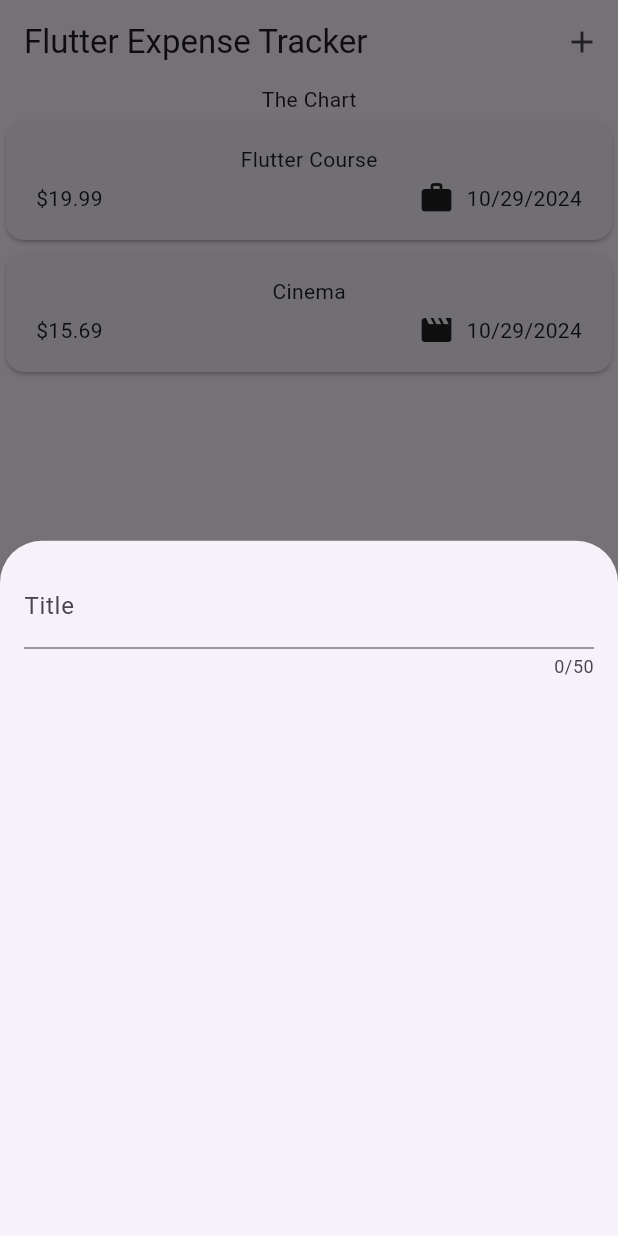
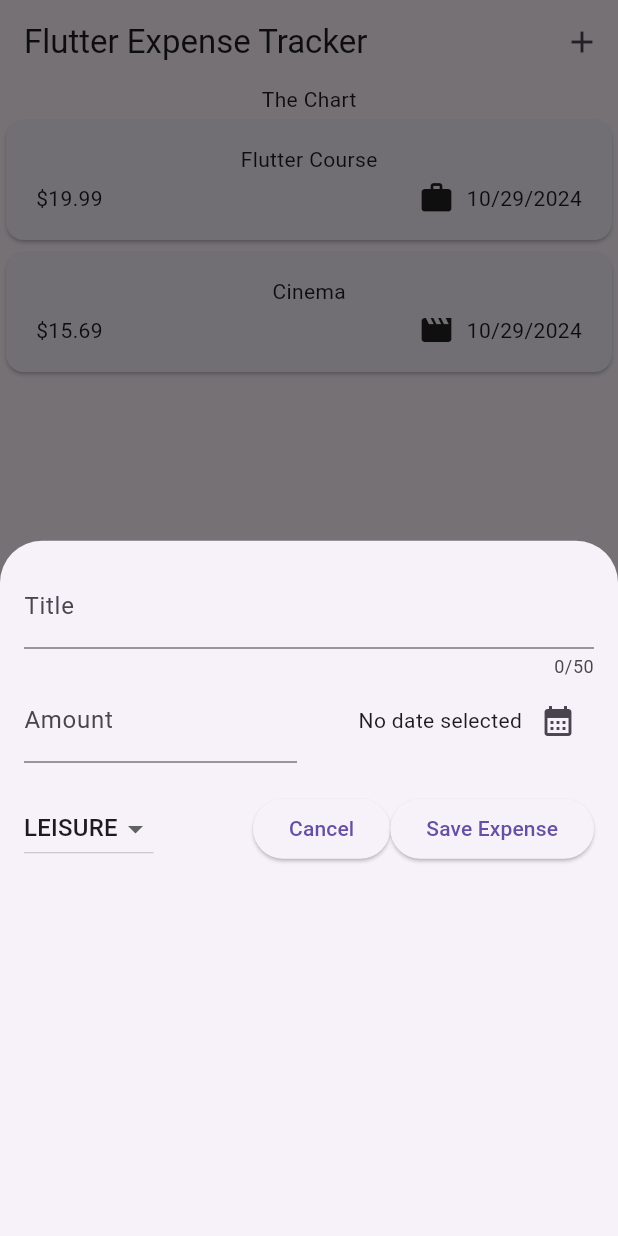
Before and after one commit to shirshakk/Expense-Tracker, a Flutter app: the screen it shows after launch, after a tap on the "add" icon, on a phone screen of 412 x 824 dp. Run offline on Flutter 3.47's test engine with Material 3 defaults, Android fonts, the phone set to English and light mode, and no system bars.

Commit message:
Task add UI completed

```diff
--- a/lib/Widgets/new_expense.dart
+++ b/lib/Widgets/new_expense.dart
@@ -1,4 +1,8 @@
 import 'package:flutter/material.dart';
+import 'package:intl/intl.dart';
+import 'package:expense_tracker/models/expense.dart';
+
+final formatter = DateFormat.yMd();
 
 class NewExpense extends StatefulWidget {
   const NewExpense({super.key});
@@ -8,17 +12,111 @@ class NewExpense extends StatefulWidget {
 }
 
 class _NewExpenseState extends State<NewExpense> {
+  final _titleController = TextEditingController();
+  final _amountController = TextEditingController();
+  DateTime? _selecterDate;
+  Category _selectedCategor = Category.leisure;
+
+  void _presentDAtePicker() async {
+    final now = DateTime.now();
+    final pickedDate = await showDatePicker(
+        context: context,
+        firstDate: DateTime(now.year - 1, now.month, now.day),
+        lastDate: now,
+        initialDate: now);
+    setState(() {
+      _selecterDate = pickedDate;
+    });
+  }
+
+  @override
+  void dispose() {
+    // TODO: implement dispose
+    _titleController.dispose();
+    _amountController.dispose();
+    super.dispose();
+  }
+
   @override
   Widget build(BuildContext context) {
-    return const Padding(
-      padding: EdgeInsets.all(16),
+    return Padding(
+      padding: const EdgeInsets.all(16),
       child: Column(
         children: [
           TextField(
+            controller: _titleController,
             maxLength: 50,
             keyboardType: TextInputType.name,
-            decoration: InputDecoration(label: Text('Title')),
+            decoration: const InputDecoration(label: Text('Title')),
           ),
+          Row(
+            children: [
+              Expanded(
+                child: TextField(
+                  controller: _amountController,
+                  keyboardType: TextInputType.number,
+                  decoration: InputDecoration(
+                      label: Text("Amount"), prefix: Text('\$')),
+                ),
+              ),
+              const SizedBox(
+                width: 16,
+              ),
+              Expanded(
+                child: Row(
+                  mainAxisAlignment: MainAxisAlignment.end,
+                  crossAxisAlignment: CrossAxisAlignment.center,
+                  children: [
+                    Text(_selecterDate == null
+                        ? 'No date selected'
+                        : formatter.format(_selecterDate!)),
+                    IconButton(
+                        onPressed: _presentDAtePicker,
+                        icon: Icon(Icons.calendar_month))
+                  ],
+                ),
+              )
+            ],
+          ),
+          const SizedBox(
+            height: 20,
+          ),
+          Row(
+            children: [
+              DropdownButton(
+                  value: _selectedCategor,
+                  items: Category.values
+                      .map(
+                        (data) => DropdownMenuItem(
+                          value: data,
+                          child: Text(
+                            data.name.toUpperCase(),
+                          ),
+                        ),
+                      )
+                      .toList(),
+                  onChanged: (value) {
+                    if (value == null) {
+                      return;
+                    }
+                    setState(() {
+                      _selectedCategor = value;
+                    });
+                  }),
+              const Spacer(),
+              ElevatedButton(
+                  onPressed: () {
+                    Navigator.pop(context);
+                  },
+                  child: Text('Cancel')),
+              ElevatedButton(
+                  onPressed: () {
+                    print(_titleController.text);
+                    print(_amountController.text);
+                  },
+                  child: const Text('Save Expense'))
+            ],
+          )
         ],
       ),
     );
```
